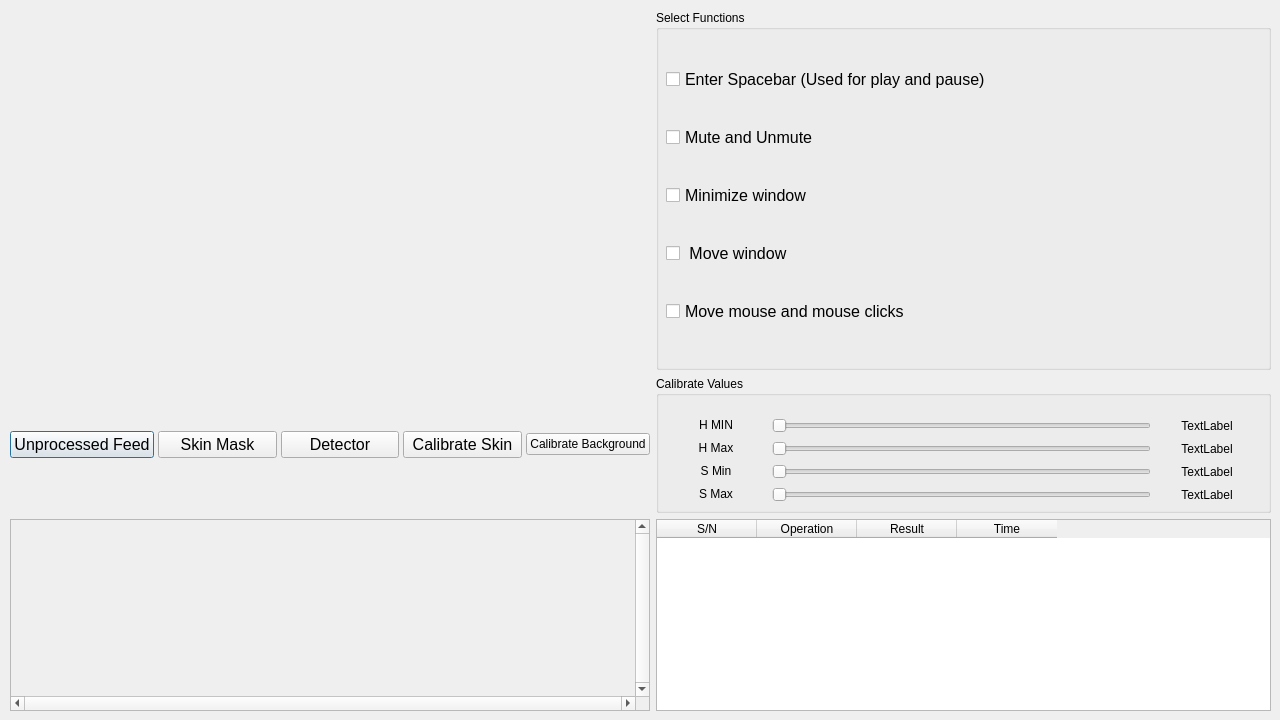
This is src/gui/controller_dialog.ui in RandomGuy-coder/Gestro as Qt 5 draws it before an edit. The edited form follows.
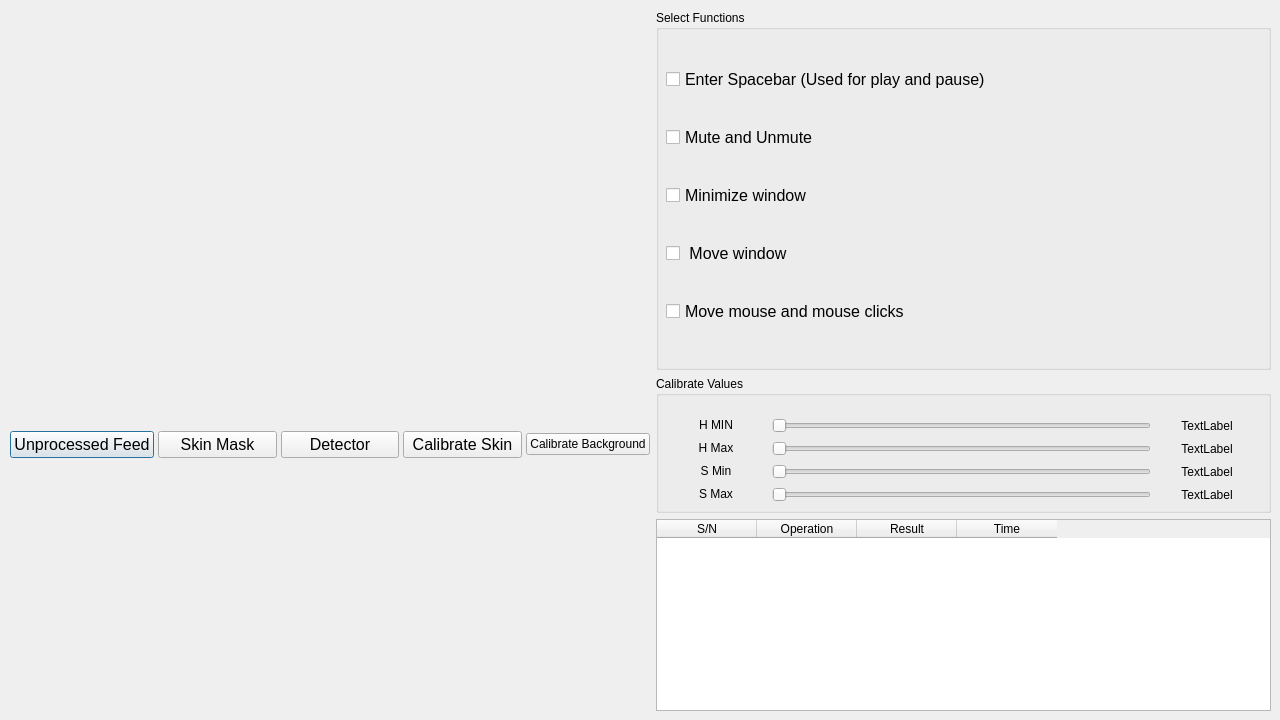
This is the edited form.

The edit to the form file:
```diff
--- a/src/gui/controller_dialog.ui
+++ b/src/gui/controller_dialog.ui
@@ -171,41 +171,6 @@
       </property>
      </widget>
     </item>
-    <item row="2" column="0">
-     <widget class="QScrollArea" name="scrollArea">
-      <property name="sizePolicy">
-       <sizepolicy hsizetype="Minimum" vsizetype="Minimum">
-        <horstretch>0</horstretch>
-        <verstretch>0</verstretch>
-       </sizepolicy>
-      </property>
-      <property name="verticalScrollBarPolicy">
-       <enum>Qt::ScrollBarAlwaysOn</enum>
-      </property>
-      <property name="horizontalScrollBarPolicy">
-       <enum>Qt::ScrollBarAlwaysOn</enum>
-      </property>
-      <property name="sizeAdjustPolicy">
-       <enum>QAbstractScrollArea::AdjustIgnored</enum>
-      </property>
-      <property name="widgetResizable">
-       <bool>false</bool>
-      </property>
-      <property name="alignment">
-       <set>Qt::AlignCenter</set>
-      </property>
-      <widget class="QWidget" name="scrollAreaWidgetContents">
-       <property name="geometry">
-        <rect>
-         <x>153</x>
-         <y>34</y>
-         <width>319</width>
-         <height>109</height>
-        </rect>
-       </property>
-      </widget>
-     </widget>
-    </item>
     <item row="0" column="1">
      <widget class="QGroupBox" name="groupBox">
       <property name="title">
@@ -610,6 +575,19 @@
       </widget>
      </widget>
     </item>
+    <item row="2" column="0">
+     <widget class="QLabel" name="gestures_label">
+      <property name="text">
+       <string/>
+      </property>
+      <property name="scaledContents">
+       <bool>true</bool>
+      </property>
+      <property name="alignment">
+       <set>Qt::AlignCenter</set>
+      </property>
+     </widget>
+    </item>
    </layout>
   </widget>
  </widget>
```
